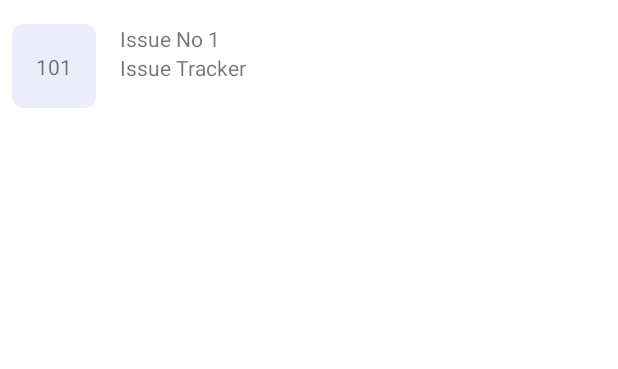
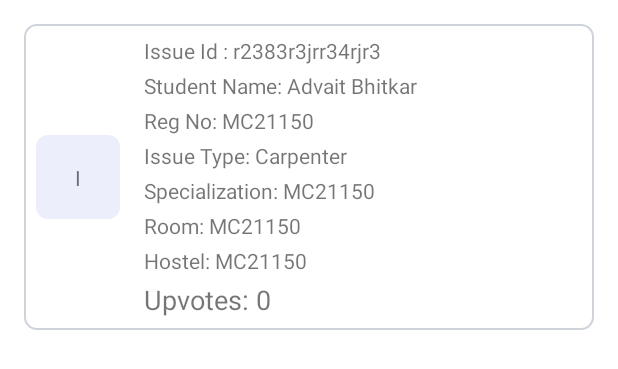
Before and after one commit to advait-bhitkar/Devathon22-Team116-PS05, an Android app: the layout item_issues.xml on its own in the app's theme, with its tools: preview values and no code run, on a phone screen of 412 x 824 dp. Shown: the top 369 px of the screen. Run offline under Robolectric (Android 15) with nearby library versions, the phone set to English and light mode, and no system bars.

Commit message:
made changes to frontend

```diff
--- a/HostelIssueSolver/app/src/main/AndroidManifest.xml
+++ b/HostelIssueSolver/app/src/main/AndroidManifest.xml
@@ -35,7 +35,7 @@
         <activity
             android:name=".acitivity.UserTypeActivity"
             android:exported="true"
-            android:label="@string/title_activity_main2"
+            android:label="Hostel Issue Resolver"
             android:theme="@style/Theme.HostelIssueSolver.NoActionBar">
             <intent-filter>
                 <action android:name="android.intent.action.MAIN" />
--- a/HostelIssueSolver/app/src/main/java/com/silverstudio/hostelissuesolver/acitivity/UserTypeActivity.kt
+++ b/HostelIssueSolver/app/src/main/java/com/silverstudio/hostelissuesolver/acitivity/UserTypeActivity.kt
@@ -32,6 +32,7 @@ class UserTypeActivity : AppCompatActivity() {
 
             val intent = Intent(this,StudentMainActivity::class.java)
             startActivity(intent)
+            finish()
 
         }
 
@@ -39,6 +40,7 @@ class UserTypeActivity : AppCompatActivity() {
         {
             val intent = Intent(this,StudentDetailsActivity::class.java)
             startActivity(intent)
+            finish()
 
         }
 
--- a/HostelIssueSolver/app/src/main/java/com/silverstudio/hostelissuesolver/fragments/StudentAccountFragment.kt
+++ b/HostelIssueSolver/app/src/main/java/com/silverstudio/hostelissuesolver/fragments/StudentAccountFragment.kt
@@ -108,7 +108,6 @@ class StudentAccountFragment : Fragment() {
         val floorT = sharedPref.getString("floor", "");
         val blockT = sharedPref.getString("block", "");
 
-        Toast.makeText(requireActivity(), fullNameT, Toast.LENGTH_SHORT).show()
         fullName.setText(fullNameT)
         branch.setText(branchT)
         year.setText(yearT)
--- a/HostelIssueSolver/app/src/main/java/com/silverstudio/hostelissuesolver/helper/RetrofitHelper.kt
+++ b/HostelIssueSolver/app/src/main/java/com/silverstudio/hostelissuesolver/helper/RetrofitHelper.kt
@@ -5,7 +5,7 @@ import retrofit2.converter.gson.GsonConverterFactory
 
 object RetrofitHelper {
 
-    val baseUrl = "http://172.20.207.158:4444/api/"
+    val baseUrl = "http://192.168.126.208:4444/api/"
 
     fun getInstance(): Retrofit {
         return Retrofit.Builder().baseUrl(baseUrl)
--- a/HostelIssueSolver/app/src/main/res/layout/item_issues.xml
+++ b/HostelIssueSolver/app/src/main/res/layout/item_issues.xml
@@ -4,10 +4,11 @@
     xmlns:app="http://schemas.android.com/apk/res-auto"
     xmlns:tools="http://schemas.android.com/tools"
     android:layout_width="match_parent"
-    android:background="@color/white"
+    android:background="@drawable/background_edittext"
     android:padding="8dp"
+    android:layout_margin="16dp"
     android:layout_marginTop="8dp"
-    android:layout_height="72dp">
+    android:layout_height="wrap_content">
 
     <ImageView
         android:id="@+id/imageView16"
@@ -23,31 +24,117 @@
         android:id="@+id/textView16"
         android:layout_width="wrap_content"
         android:layout_height="wrap_content"
-        android:text="101"
+        android:text="I"
         app:layout_constraintBottom_toBottomOf="@+id/imageView16"
         app:layout_constraintEnd_toEndOf="@+id/imageView16"
         app:layout_constraintStart_toStartOf="@+id/imageView16"
         app:layout_constraintTop_toTopOf="@+id/imageView16" />
 
     <TextView
-        android:id="@+id/textView17"
+        android:id="@+id/id"
         android:layout_width="wrap_content"
         android:layout_height="wrap_content"
         android:layout_marginStart="16dp"
         android:layout_marginTop="0dp"
-        android:text="Issue No 1"
+        android:text="Issue Id : r2383r3jrr34rjr3"
         app:layout_constraintStart_toEndOf="@+id/imageView16"
         app:layout_constraintTop_toTopOf="parent" />
 
     <TextView
-        android:id="@+id/textView18"
+        android:id="@+id/fullName"
         android:layout_width="0dp"
         android:layout_height="wrap_content"
         android:layout_marginStart="16dp"
         android:ellipsize="end"
         android:maxLines="2"
-        android:text="Issue Tracker"
+        android:layout_marginTop="4dp"
+        android:text="Student Name: Advait Bhitkar"
         app:layout_constraintEnd_toEndOf="parent"
         app:layout_constraintStart_toEndOf="@+id/imageView16"
-        app:layout_constraintTop_toBottomOf="@+id/textView17" />
+        app:layout_constraintTop_toBottomOf="@+id/id" />
+
+
+    <TextView
+        android:id="@+id/regNo"
+        android:layout_width="0dp"
+        android:layout_height="wrap_content"
+        android:layout_marginStart="16dp"
+        android:ellipsize="end"
+        android:maxLines="2"
+        android:layout_marginTop="4dp"
+        android:text="Reg No: MC21150"
+        app:layout_constraintEnd_toEndOf="parent"
+        app:layout_constraintStart_toEndOf="@+id/imageView16"
+        app:layout_constraintTop_toBottomOf="@+id/fullName" />
+
+
+    <TextView
+        android:id="@+id/issueType"
+        android:layout_width="0dp"
+        android:layout_height="wrap_content"
+        android:layout_marginStart="16dp"
+        android:ellipsize="end"
+        android:maxLines="2"
+        android:layout_marginTop="4dp"
+        android:text="Issue Type: Carpenter"
+        app:layout_constraintEnd_toEndOf="parent"
+        app:layout_constraintStart_toEndOf="@+id/imageView16"
+        app:layout_constraintTop_toBottomOf="@+id/regNo" />
+
+    <TextView
+        android:id="@+id/specialization"
+        android:layout_width="0dp"
+        android:layout_height="wrap_content"
+        android:layout_marginStart="16dp"
+        android:ellipsize="end"
+        android:maxLines="2"
+        android:layout_marginTop="4dp"
+        android:text="Specialization: MC21150"
+        app:layout_constraintEnd_toEndOf="parent"
+        app:layout_constraintStart_toEndOf="@+id/imageView16"
+        app:layout_constraintTop_toBottomOf="@+id/issueType" />
+
+
+    <TextView
+        android:id="@+id/room_no"
+        android:layout_width="0dp"
+        android:layout_height="wrap_content"
+        android:layout_marginStart="16dp"
+        android:ellipsize="end"
+        android:maxLines="2"
+        android:layout_marginTop="4dp"
+        android:text="Room: MC21150"
+        app:layout_constraintEnd_toEndOf="parent"
+        app:layout_constraintStart_toEndOf="@+id/imageView16"
+        app:layout_constraintTop_toBottomOf="@+id/specialization" />
+
+
+    <TextView
+        android:id="@+id/hostel"
+        android:layout_width="0dp"
+        android:layout_height="wrap_content"
+        android:layout_marginStart="16dp"
+        android:ellipsize="end"
+        android:maxLines="2"
+        android:layout_marginTop="4dp"
+        android:text="Hostel: MC21150"
+        app:layout_constraintEnd_toEndOf="parent"
+        app:layout_constraintStart_toEndOf="@+id/imageView16"
+        app:layout_constraintTop_toBottomOf="@+id/room_no" />
+
+
+    <TextView
+        android:id="@+id/upvotes"
+        android:layout_width="0dp"
+        android:layout_height="wrap_content"
+        android:layout_marginStart="16dp"
+        android:ellipsize="end"
+        android:maxLines="2"
+        android:layout_marginTop="4dp"
+        android:text="Upvotes: 0"
+        android:textSize="18sp"
+        app:layout_constraintEnd_toEndOf="parent"
+        app:layout_constraintStart_toEndOf="@+id/imageView16"
+        app:layout_constraintTop_toBottomOf="@+id/hostel" />
+
 </androidx.constraintlayout.widget.ConstraintLayout>
```
Also changed, not shown: HostelIssueSolver/app/src/main/java/com/silverstudio/hostelissuesolver/fragments/IssuesAdapter.kt (added, +58 -0 lines), HostelIssueSolver/app/src/main/java/com/silverstudio/hostelissuesolver/fragments/StudentIssuesFragment.kt (+85 -34 lines), HostelIssueSolver/app/src/main/java/com/silverstudio/hostelissuesolver/helper/RetrofitInterface.kt (+7 -0 lines), HostelIssueSolver/app/src/main/java/com/silverstudio/hostelissuesolver/helper/allIssueReportResult.kt (added, +55 -0 lines), HostelIssueSolver/app/src/main/res/layout/fragment_student_issues.xml (+16 -4 lines).
